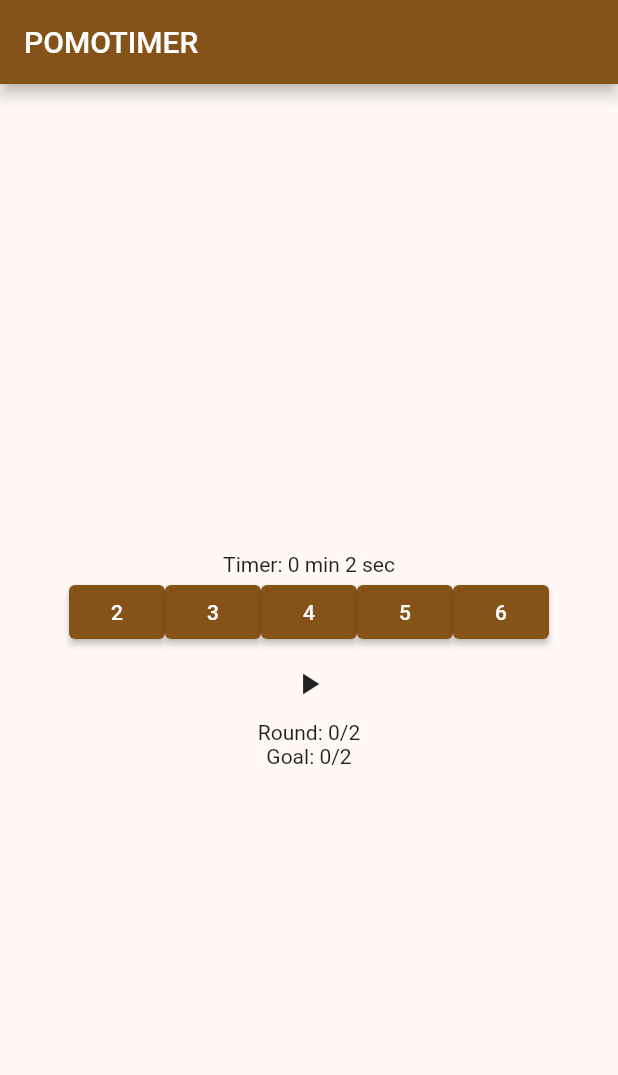
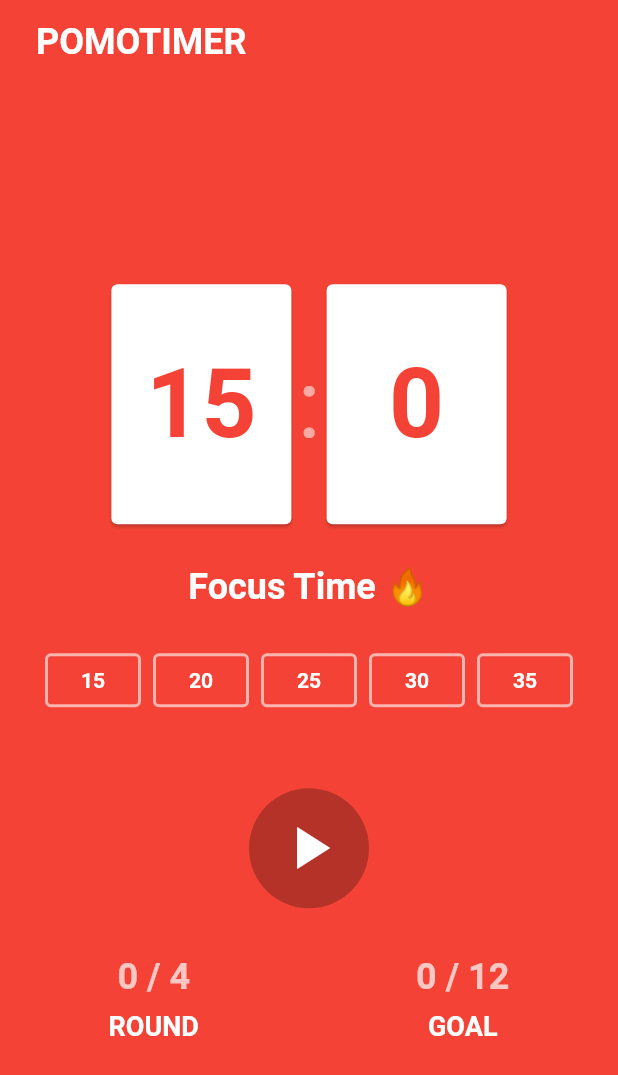
Before and after one commit to chaevid/toonflix, a Flutter app: the screen it shows after launch, on a phone screen of 412 x 824 dp. Shown: the top 1075 px of the screen. Run offline on Flutter 3.47's test engine with Material 2 defaults, Android fonts, the phone set to English and light mode, and no system bars.

Commit message:
Flutter Challenge Assignment 9 - UI

```diff
--- a/lib/example.dart
+++ /dev/null
@@ -1,15 +0,0 @@
-import 'package:flutter/material.dart';
-
-class MyWidget extends StatefulWidget {
-  const MyWidget({super.key});
-
-  @override
-  State<MyWidget> createState() => _MyWidgetState();
-}
-
-class _MyWidgetState extends State<MyWidget> {
-  @override
-  Widget build(BuildContext context) {
-    return const Placeholder();
-  }
-}
--- a/lib/main.dart
+++ b/lib/main.dart
@@ -1,5 +1,6 @@
 import 'dart:async';
 import 'package:flutter/material.dart';
+import 'package:flutter/services.dart';
 
 void main() {
   runApp(const PomodoroApp());
@@ -12,9 +13,7 @@ class PomodoroApp extends StatelessWidget {
   Widget build(BuildContext context) {
     return MaterialApp(
       debugShowCheckedModeBanner: false,
-      theme: ThemeData(
-        colorSchemeSeed: Colors.orange,
-      ),
+      theme: ThemeData(colorSchemeSeed: Colors.red),
       home: const PomodoroTimer(),
     );
   }
@@ -28,36 +27,110 @@ class PomodoroTimer extends StatefulWidget {
 }
 
 class _PomodoroTimerState extends State<PomodoroTimer> {
-  final bool _isTest = true; // Test mode, Time unit : min -> sec
-  int _timeInSeconds = 2;
+  final bool _isTest = false; // Test mode, Time unit : min -> sec
+  int _timeInSeconds = 15 * 60;
   bool _isRunning = false;
   int _completedCycles = 0;
   int _completedRounds = 0;
   Timer? _timer;
-  final int _targetTotalRound = 2;
-  final int _targetTotalGoal = 2;
+  final int _targetTotalRound = 4;
+  final int _targetTotalGoal = 12;
   bool _isOnBreak = false;
-  int _selectedTimeMin = 2; // selected time in minutes
+  int _selectedTimeMin = 15 * 60; // selected time in minutes
 
   @override
   Widget build(BuildContext context) {
     return Scaffold(
+      backgroundColor: Colors.red[500],
       appBar: AppBar(
+        centerTitle: false,
+        titleSpacing: 24,
+        titleTextStyle: const TextStyle(
+          color: Colors.white,
+          fontSize: 24,
+          fontWeight: FontWeight.bold,
+        ),
+        systemOverlayStyle: SystemUiOverlayStyle.dark,
+        backgroundColor: Colors.transparent,
+        elevation: 0,
         title: const Text('POMOTIMER'),
       ),
       body: Column(
         mainAxisAlignment: MainAxisAlignment.center,
-        children: <Widget>[
-          Text(_isOnBreak
-              ? 'Rest: ${_timeInSeconds ~/ 60} min ${_timeInSeconds % 60} sec'
-              : 'Timer: ${_timeInSeconds ~/ 60} min ${_timeInSeconds % 60} sec'),
+        children: [
           Row(
             mainAxisAlignment: MainAxisAlignment.center,
-            // children: [15, 20, 25, 30, 35].map((e) => _timerButton(e)).toList(),
-            children: [2, 3, 4, 5, 6].map((e) => _timerButton(e)).toList(),
+            children: [
+              Card(
+                color: Colors.white,
+                child: SizedBox(
+                  width: 120,
+                  height: 160,
+                  child: Center(
+                    child: Text(
+                      '${_timeInSeconds ~/ 60}',
+                      style: TextStyle(
+                        color: Colors.red[500],
+                        fontSize: 64,
+                        fontWeight: FontWeight.bold,
                       ),
-          _isRunning
+                    ),
+                  ),
+                ),
+              ),
+              const Text(
+                ":",
+                style: TextStyle(color: Colors.white54, fontSize: 64),
+              ),
+              Card(
+                color: Colors.white,
+                child: SizedBox(
+                  width: 120,
+                  height: 160,
+                  child: Center(
+                    child: Text(
+                      '${_timeInSeconds % 60}',
+                      style: TextStyle(
+                        color: Colors.red[500],
+                        fontSize: 64,
+                        fontWeight: FontWeight.bold,
+                      ),
+                    ),
+                  ),
+                ),
+              ),
+            ],
+          ),
+          const SizedBox(height: 24),
+          Text(
+            _isOnBreak ? 'Rest Time 😎' : 'Focus Time 🔥',
+            style: const TextStyle(
+              color: Colors.white,
+              fontSize: 24,
+              fontWeight: FontWeight.w700,
+            ),
+          ),
+          const SizedBox(height: 24),
+          SingleChildScrollView(
+            scrollDirection: Axis.horizontal,
+            child: Row(
+              mainAxisAlignment: MainAxisAlignment.center,
+              children: [15, 20, 25, 30, 35]
+                  .map((e) => Padding(
+                        padding: const EdgeInsets.fromLTRB(4, 0, 4, 0),
+                        child: _timerButton(e),
+                      ))
+                  .toList(),
+            ),
+          ),
+          const SizedBox(height: 48),
+          CircleAvatar(
+            radius: 40,
+            backgroundColor: Colors.black26,
+            child: _isRunning
                 ? IconButton(
+                    iconSize: 48,
+                    color: Colors.white,
                     icon: const Icon(Icons.pause),
                     onPressed: () {
                       setState(() {
@@ -67,6 +140,8 @@ class _PomodoroTimerState extends State<PomodoroTimer> {
                     },
                   )
                 : IconButton(
+                    iconSize: 48,
+                    color: Colors.white,
                     icon: const Icon(Icons.play_arrow),
                     onPressed: () {
                       setState(() {
@@ -75,8 +150,55 @@ class _PomodoroTimerState extends State<PomodoroTimer> {
                       });
                     },
                   ),
-          Text('Round: $_completedCycles/$_targetTotalRound'),
-          Text('Goal: $_completedRounds/$_targetTotalGoal'),
+          ),
+          const SizedBox(height: 32),
+          Row(
+            mainAxisAlignment: MainAxisAlignment.spaceAround,
+            children: [
+              Column(
+                children: [
+                  Text(
+                    '$_completedCycles / $_targetTotalRound',
+                    style: const TextStyle(
+                      color: Colors.white70,
+                      fontWeight: FontWeight.w700,
+                      fontSize: 24,
+                    ),
+                  ),
+                  const SizedBox(height: 8),
+                  const Text(
+                    "ROUND",
+                    style: TextStyle(
+                      color: Colors.white,
+                      fontWeight: FontWeight.w700,
+                      fontSize: 18,
+                    ),
+                  )
+                ],
+              ),
+              Column(
+                children: [
+                  Text(
+                    '$_completedRounds / $_targetTotalGoal',
+                    style: const TextStyle(
+                      color: Colors.white70,
+                      fontWeight: FontWeight.w700,
+                      fontSize: 24,
+                    ),
+                  ),
+                  const SizedBox(height: 8),
+                  const Text(
+                    "GOAL",
+                    style: TextStyle(
+                      color: Colors.white,
+                      fontWeight: FontWeight.w700,
+                      fontSize: 18,
+                    ),
+                  )
+                ],
+              ),
+            ],
+          ),
         ],
       ),
     );
@@ -119,11 +241,11 @@ class _PomodoroTimerState extends State<PomodoroTimer> {
                 return AlertDialog(
                   title: const Text('Success!'),
                   content: const Text('You have reached your goal!'),
-                  actions: <Widget>[
+                  actions: [
                     TextButton(
                       child: const Text('Reset Timer'),
                       onPressed: () {
-                        _completedRounds = 00;
+                        _completedRounds = 0;
                         _completedCycles = 0;
                         Navigator.of(context).pop();
                       },
@@ -139,7 +261,35 @@ class _PomodoroTimerState extends State<PomodoroTimer> {
   }
 
   Widget _timerButton(int minutes) {
-    return ElevatedButton(
+    return _selectedTimeMin == minutes
+        ? ElevatedButton(
+            style: ElevatedButton.styleFrom(
+              backgroundColor: Colors.white,
+              foregroundColor: Colors.red[500],
+              textStyle: const TextStyle(
+                fontWeight: FontWeight.bold,
+              ),
+            ),
+            onPressed: () {
+              setState(() {
+                _isRunning = false;
+                _timer?.cancel();
+                _timeInSeconds = _isTest ? minutes : minutes * 60;
+                _isOnBreak = false;
+                _selectedTimeMin = minutes;
+              });
+            },
+            child: Text('$minutes'),
+          )
+        : OutlinedButton(
+            style: OutlinedButton.styleFrom(
+              foregroundColor: Colors.white,
+              textStyle: const TextStyle(
+                color: Colors.white,
+                fontWeight: FontWeight.bold,
+              ),
+              side: const BorderSide(width: 2, color: Colors.white60),
+            ),
             child: Text('$minutes'),
             onPressed: () {
               setState(() {
```
Lines whose indentation alone changed are shown as unchanged.
